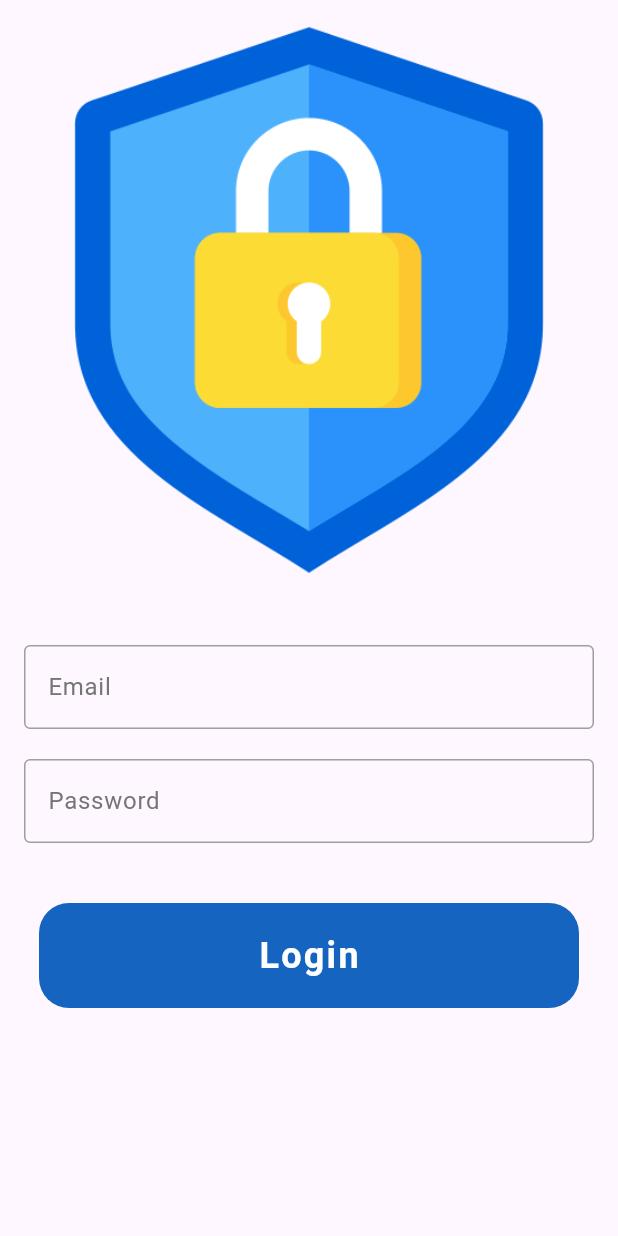
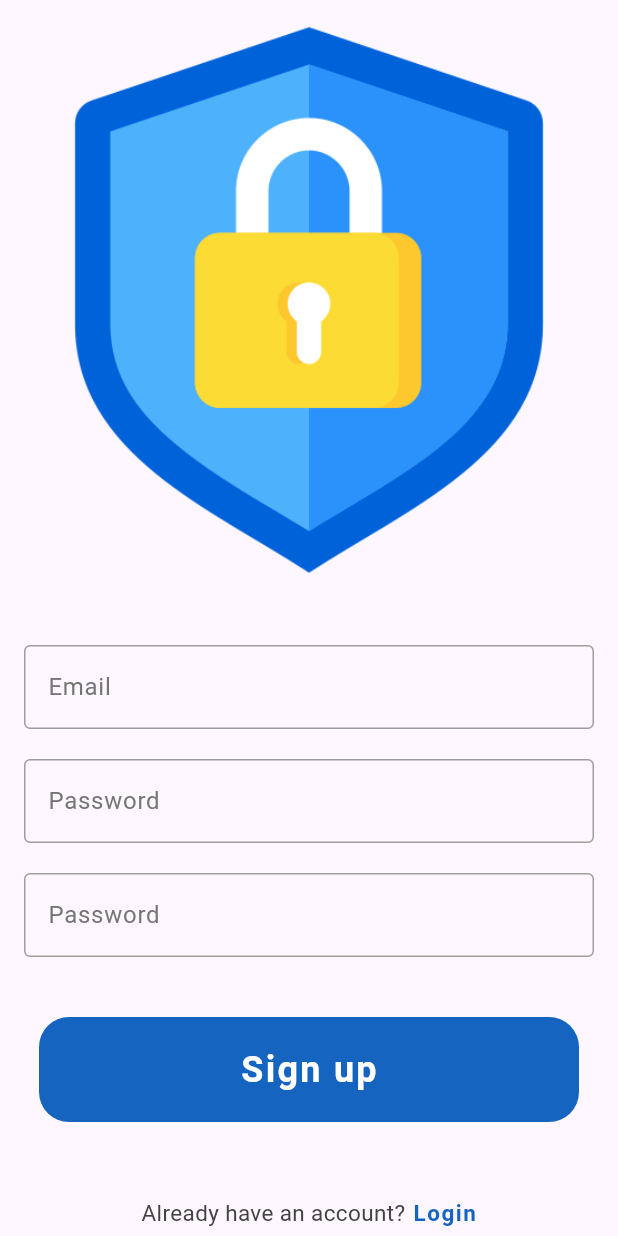
Before and after one commit to iamfarazbaloch/flutter_projects, a Flutter app: the screen it shows after launch, after a tap on "Login", on a phone screen of 412 x 824 dp. Run offline on Flutter 3.47's test engine with Material 3 defaults, Android fonts, the phone set to English and light mode, and no system bars; our stand-ins replace flutter_slidable, gap, google_fonts, hive, hive_flutter, permission_handler; missing offline and left inert: agora_rtc_engine; accounts and stored records are empty.

Commit message:
signup Page

```diff
--- a/ecommerce_app/lib/main.dart
+++ b/ecommerce_app/lib/main.dart
@@ -1,4 +1,4 @@
-import 'package:ecommerce_app/pages/home_page.dart'
+import 'package:ecommerce_app/pages/login.dart'
     show LoginPage;
 import 'package:flutter/material.dart';
 
--- a/ecommerce_app/lib/pages/home_page.dart
+++ /dev/null
@@ -1,55 +0,0 @@
-import 'package:ecommerce_app/widgets/my_button.dart';
-import 'package:ecommerce_app/widgets/my_text_field.dart';
-import 'package:flutter/material.dart';
-import 'package:gap/gap.dart' show Gap;
-
-class LoginPage extends StatelessWidget {
-  const LoginPage({super.key});
-
-  @override
-  Widget build(BuildContext context) {
-    final TextEditingController emailController =
-        TextEditingController();
-    final TextEditingController passwordController =
-        TextEditingController();
-    return Scaffold(
-      body: SafeArea(
-        child: Padding(
-          padding: const EdgeInsets.symmetric(
-            horizontal: 16.0,
-          ),
-          child: Column(
-            crossAxisAlignment: CrossAxisAlignment.start,
-            mainAxisAlignment: MainAxisAlignment.start,
-            children: [
-              Center(
-                child: Image.asset(
-                  'assets/images/secure.png',
-                  height: 400,
-                ),
-              ),
-              Gap(30),
-              MyTextField(
-                controller: emailController,
-                hintText: 'Email',
-                obscureText: false,
-              ),
-              Gap(20),
-              MyTextField(
-                controller: passwordController,
-                hintText: 'Password',
-                obscureText: true,
-              ),
-              Gap(40),
-              MyButton(
-                onTap: () {},
-                text: 'Login',
-                color: Colors.blue.shade800,
-              ),
-            ],
-          ),
-        ),
-      ),
-    );
-  }
-}
--- /dev/null
+++ b/ecommerce_app/lib/pages/login.dart
@@ -0,0 +1,106 @@
+import 'package:ecommerce_app/pages/sign_up_page.dart';
+import 'package:ecommerce_app/widgets/my_button.dart'
+    show MyButton;
+import 'package:ecommerce_app/widgets/my_text_field.dart'
+    show MyTextField;
+import 'package:flutter/material.dart';
+import 'package:gap/gap.dart' show Gap;
+
+class LoginPage extends StatefulWidget {
+  const LoginPage({super.key});
+
+  @override
+  State<LoginPage> createState() => _LoginPageState();
+}
+
+class _LoginPageState extends State<LoginPage> {
+  final TextEditingController emailController =
+      TextEditingController();
+  final TextEditingController passwordController =
+      TextEditingController();
+
+  @override
+  void dispose() {
+    emailController.dispose();
+    passwordController.dispose();
+    super.dispose();
+  }
+
+  @override
+  Widget build(BuildContext context) {
+    return Scaffold(
+      body: SafeArea(
+        child: Padding(
+          padding: const EdgeInsets.symmetric(
+            horizontal: 16.0,
+          ),
+          child: Column(
+            crossAxisAlignment: CrossAxisAlignment.start,
+            children: [
+              Center(
+                child: Image.asset(
+                  'assets/images/secure.png',
+                  height: 400,
+                ),
+              ),
+              const Gap(30),
+              MyTextField(
+                controller: emailController,
+                hintText: 'Email',
+                obscureText: false,
+              ),
+              const Gap(20),
+              MyTextField(
+                controller: passwordController,
+                hintText: 'Password',
+                obscureText: true,
+              ),
+              const Gap(40),
+              MyButton(
+                onTap: () {
+                  Navigator.push(
+                    context,
+                    MaterialPageRoute(
+                      builder: (context) => SignUpPage(),
+                    ),
+                  );
+                  // Add login logic here
+                },
+                text: 'Login',
+                color: Colors.blue.shade800,
+              ),
+              const Gap(50),
+              Row(
+                mainAxisAlignment: MainAxisAlignment.center,
+                children: [
+                  Text(
+                    'Not a member?',
+                    style: TextStyle(
+                      color: Colors.grey[800],
+                      fontSize: 15,
+                    ),
+                  ),
+                  const SizedBox(width: 5),
+                  GestureDetector(
+                    onTap: () {
+                      // Navigate to sign-up page
+                    },
+                    child: Text(
+                      'Sign up',
+                      style: TextStyle(
+                        color: Colors.blue.shade800,
+                        fontWeight: FontWeight.bold,
+                        fontSize: 15,
+                        letterSpacing: 1,
+                      ),
+                    ),
+                  ),
+                ],
+              ),
+            ],
+          ),
+        ),
+      ),
+    );
+  }
+}
--- /dev/null
+++ b/ecommerce_app/lib/pages/sign_up_page.dart
@@ -0,0 +1,105 @@
+import 'package:ecommerce_app/widgets/my_button.dart'
+    show MyButton;
+import 'package:ecommerce_app/widgets/my_text_field.dart'
+    show MyTextField;
+import 'package:flutter/material.dart';
+import 'package:gap/gap.dart' show Gap;
+
+class SignUpPage extends StatefulWidget {
+  const SignUpPage({super.key});
+
+  @override
+  State<SignUpPage> createState() => _SignUpPageState();
+}
+
+class _SignUpPageState extends State<SignUpPage> {
+  final TextEditingController emailController =
+      TextEditingController();
+  final TextEditingController passwordController =
+      TextEditingController();
+
+  @override
+  void dispose() {
+    emailController.dispose();
+    passwordController.dispose();
+    super.dispose();
+  }
+
+  @override
+  Widget build(BuildContext context) {
+    return Scaffold(
+      body: SafeArea(
+        child: Padding(
+          padding: const EdgeInsets.symmetric(
+            horizontal: 16.0,
+          ),
+          child: Column(
+            crossAxisAlignment: CrossAxisAlignment.start,
+            children: [
+              Center(
+                child: Image.asset(
+                  'assets/images/secure.png',
+                  height: 400,
+                ),
+              ),
+              const Gap(30),
+              MyTextField(
+                controller: emailController,
+                hintText: 'Email',
+                obscureText: false,
+              ),
+              const Gap(20),
+              MyTextField(
+                controller: passwordController,
+                hintText: 'Password',
+                obscureText: true,
+              ),
+              const Gap(20),
+              MyTextField(
+                controller: passwordController,
+                hintText: 'Password',
+                obscureText: true,
+              ),
+              const Gap(40),
+              MyButton(
+                onTap: () {
+                  // Add login logic here
+                },
+                text: 'Sign up',
+                color: Colors.blue.shade800,
+              ),
+              const Gap(50),
+              Row(
+                mainAxisAlignment: MainAxisAlignment.center,
+                children: [
+                  Text(
+                    'Already have an account?',
+                    style: TextStyle(
+                      color: Colors.grey[800],
+                      fontSize: 15,
+                    ),
+                  ),
+                  const SizedBox(width: 5),
+                  GestureDetector(
+                    onTap: () {
+                      // Navigate to sign-up page
+                    },
+                    child: Text(
+                      'Login',
+                      style: TextStyle(
+                        color: Colors.blue.shade800,
+                        fontWeight: FontWeight.bold,
+                        fontSize: 15,
+                        letterSpacing: 1,
+                      ),
+                    ),
+                  ),
+                ],
+              ),
+            ],
+          ),
+        ),
+      ),
+    );
+  }
+}
```
